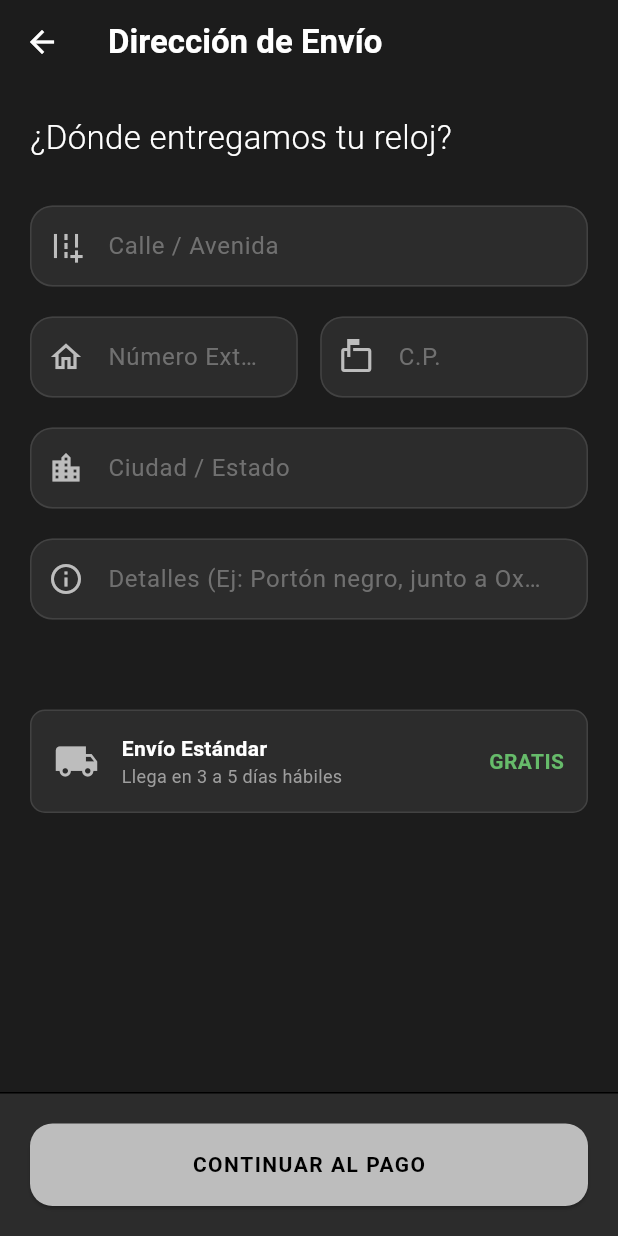
After one commit to alessdi/Diales_app, a Flutter app: the CheckoutScreen screen opened directly, on a phone screen of 412 x 824 dp. The commit adds this screen. Run offline on Flutter 3.47's test engine with Material 3 defaults, Android fonts, the phone set to English and light mode, and no system bars; our stand-ins replace shared_preferences; accounts and stored records are empty.

Commit message:
se acabo

```diff
--- /dev/null
+++ b/devtools_options.yaml
@@ -0,0 +1,3 @@
+description: This file stores settings for Dart & Flutter DevTools.
+documentation: https://docs.flutter.dev/tools/devtools/extensions#configure-extension-enablement-states
+extensions:
--- /dev/null
+++ b/lib/screens/checkout_screen.dart
@@ -0,0 +1,189 @@
+import 'package:flutter/material.dart';
+import '../theme/app_theme.dart';
+import '../widgets/dialez_widgets.dart';
+import 'payment_screen.dart'; // Importamos la pantalla de pago para navegar
+
+class CheckoutScreen extends StatefulWidget {
+  const CheckoutScreen({super.key});
+
+  @override
+  State<CheckoutScreen> createState() => _CheckoutScreenState();
+}
+
+class _CheckoutScreenState extends State<CheckoutScreen> {
+  // Controladores para capturar el texto
+  final _calleController = TextEditingController();
+  final _numeroController = TextEditingController();
+  final _cpController = TextEditingController();
+  final _ciudadController = TextEditingController();
+  final _referenciasController = TextEditingController();
+
+  @override
+  Widget build(BuildContext context) {
+    return Scaffold(
+      backgroundColor: AppTheme.background,
+      appBar: AppBar(
+        backgroundColor: AppTheme.background,
+        elevation: 0,
+        title: const Text(
+          "Dirección de Envío",
+          style: TextStyle(color: Colors.white, fontWeight: FontWeight.bold),
+        ),
+        iconTheme: const IconThemeData(color: Colors.white),
+      ),
+      body: GestureDetector(
+        onTap: () => FocusScope.of(context).unfocus(), // Cierra el teclado al tocar fuera
+        child: SingleChildScrollView(
+          padding: const EdgeInsets.all(20.0),
+          child: Column(
+            crossAxisAlignment: CrossAxisAlignment.start,
+            children: [
+              // Título de sección
+              const Text(
+                "¿Dónde entregamos tu reloj?",
+                style: TextStyle(
+                  color: Colors.white,
+                  fontSize: 22,
+                  fontWeight: FontWeight.w300,
+                ),
+              ),
+              const SizedBox(height: 30),
+
+              // --- FORMULARIO ---
+
+              // Calle
+              DialezTextField(
+                controller: _calleController,
+                hint: "Calle / Avenida",
+                icon: Icons.add_road,
+              ),
+
+              // Fila para Número y CP (para que queden lado a lado)
+              Row(
+                children: [
+                  Expanded(
+                    child: DialezTextField(
+                      controller: _numeroController,
+                      hint: "Número Ext/Int",
+                      icon: Icons.home_outlined,
+                    ),
+                  ),
+                  const SizedBox(width: 15),
+                  Expanded(
+                    child: DialezTextField(
+                      controller: _cpController,
+                      hint: "C.P.",
+                      icon: Icons.markunread_mailbox_outlined,
+                    ),
+                  ),
+                ],
+              ),
+
+              // Ciudad
+              DialezTextField(
+                controller: _ciudadController,
+                hint: "Ciudad / Estado",
+                icon: Icons.location_city,
+              ),
+
+              // Referencias (Detalles)
+              DialezTextField(
+                controller: _referenciasController,
+                hint: "Detalles (Ej: Portón negro, junto a Oxxo)",
+                icon: Icons.info_outline,
+              ),
+
+              const SizedBox(height: 40),
+
+              // Resumen visual simple
+              Container(
+                padding: const EdgeInsets.all(15),
+                decoration: BoxDecoration(
+                  color: AppTheme.surface,
+                  borderRadius: BorderRadius.circular(10),
+                  border: Border.all(color: AppTheme.primary),
+                ),
+                child: Row(
+                  children: [
+                    const Icon(Icons.local_shipping, color: AppTheme.accent, size: 30),
+                    const SizedBox(width: 15),
+                    const Expanded(
+                      child: Column(
+                        crossAxisAlignment: CrossAxisAlignment.start,
+                        children: [
+                          Text(
+                            "Envío Estándar",
+                            style: TextStyle(color: Colors.white, fontWeight: FontWeight.bold),
+                          ),
+                          Text(
+                            "Llega en 3 a 5 días hábiles",
+                            style: TextStyle(color: Colors.grey, fontSize: 12),
+                          ),
+                        ],
+                      ),
+                    ),
+                    Text(
+                      "GRATIS",
+                      style: TextStyle(color: Colors.green[400], fontWeight: FontWeight.bold),
+                    ),
+                  ],
+                ),
+              ),
+            ],
+          ),
+        ),
+      ),
+
+      // BOTÓN CONTINUAR AL PAGO
+      bottomNavigationBar: Container(
+        padding: const EdgeInsets.all(20),
+        decoration: const BoxDecoration(
+          color: AppTheme.surface,
+          border: Border(top: BorderSide(color: Colors.black, width: 1)),
+        ),
+        child: SizedBox(
+          height: 55,
+          child: ElevatedButton(
+            onPressed: () {
+              // 1. Validar campos vacíos
+              if (_calleController.text.isEmpty ||
+                  _numeroController.text.isEmpty ||
+                  _cpController.text.isEmpty ||
+                  _ciudadController.text.isEmpty) {
+
+                ScaffoldMessenger.of(context).showSnackBar(
+                  const SnackBar(
+                    content: Text("Por favor completa la dirección"),
+                    backgroundColor: Colors.red,
+                  ),
+                );
+                return;
+              }
+
+              // 2. CONSTRUIR LA DIRECCIÓN COMPLETA
+              String direccionCompleta = "${_calleController.text} #${_numeroController.text}, CP ${_cpController.text}, ${_ciudadController.text}. Ref: ${_referenciasController.text}";
+
+              // 3. NAVEGAR A PAGO ENVIANDO LA DIRECCIÓN
+              Navigator.push(
+                context,
+                MaterialPageRoute(
+                  // AQUÍ ESTÁ LA CLAVE: Pasamos la variable 'direccionCompleta'
+                  builder: (context) => PaymentScreen(direccionEnvio: direccionCompleta),
+                ),
+              );
+            },
+            style: ElevatedButton.styleFrom(
+              backgroundColor: AppTheme.accent,
+              foregroundColor: Colors.black,
+              shape: RoundedRectangleBorder(borderRadius: BorderRadius.circular(15)),
+            ),
+            child: const Text(
+              "CONTINUAR AL PAGO",
+              style: TextStyle(fontWeight: FontWeight.bold, letterSpacing: 1),
+            ),
+          ),
+        ),
+      ),
+    );
+  }
+}
--- a/lib/services/cart_service.dart
+++ b/lib/services/cart_service.dart
@@ -17,6 +17,11 @@ class CartService {
     _cartItems.remove(watch);
   }
 
+  // --- NUEVO: Función para vaciar el carrito al comprar ---
+  static void clear() {
+    _cartItems.clear();
+  }
+
   // Calcular el total (Truco: Limpiamos el signo de $ y las comas para sumar)
   static String getTotal() {
     double total = 0;
--- a/pubspec.yaml
+++ b/pubspec.yaml
@@ -13,6 +13,8 @@ dependencies:
   cupertino_icons: ^1.0.8
   # ESTA LÍNEA ES LA NUEVA (Para guardar datos):
   shared_preferences: ^2.2.0
+  http: ^1.2.0
+  url_launcher: ^6.2.4
 
 dev_dependencies:
   flutter_test:
```
Also changed, not shown: lib/screens/cart_screen.dart (+5 -3 lines), lib/screens/home_screen.dart (+88 -68 lines), lib/screens/orders_screen.dart (added, +119 -0 lines), lib/screens/payment_screen.dart (added, +213 -0 lines), pubspec.lock, 5 other files.
